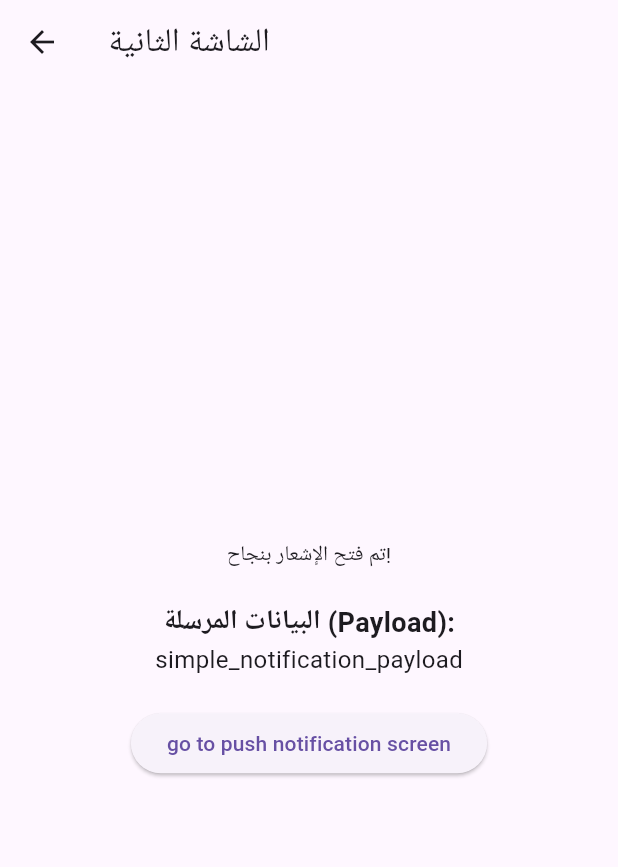
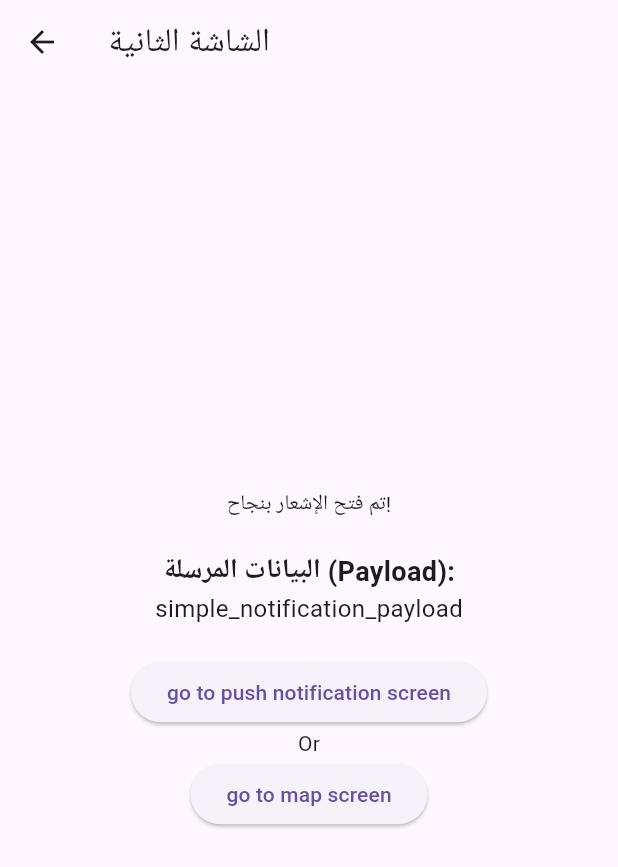
Before and after one commit to azzas7dawy/Movie-App, a Flutter app: the screen it shows after launch, after a tap on "إظهار إشعار فوري", on a phone screen of 412 x 824 dp. Shown: the top 867 px of the screen. Run offline on Flutter 3.47's test engine with Material 3 defaults, Android fonts, the light colour scheme and no system bars; our stand-ins replace bloc, dio, firebase_core, firebase_messaging, flutter_bloc, flutter_local_notifications and 3 more; accounts and stored records are empty; generated files the repository leaves out were written again.

Commit message:
push google maps  done

```diff
--- a/lib/google_maps_screen.dart
+++ b/lib/google_maps_screen.dart
@@ -4,6 +4,7 @@ import 'package:google_maps_flutter/google_maps_flutter.dart';
 
 class MapScreen extends StatefulWidget {
   const MapScreen({super.key});
+  static const routeName = '/map_screen';
 
   @override
   State<MapScreen> createState() => _MapScreenState();
--- a/lib/main.dart
+++ b/lib/main.dart
@@ -75,6 +75,7 @@ class MyApp extends StatelessWidget {
           return SecondScreen(payload: args);
         },
         PushNotificationScreen.routeName: (context) => const PushNotificationScreen(),
+        MapScreen.routeName: (context) => MapScreen()
 
       },
       // (2) تعيين مفتاح الملاحة
--- a/lib/second_screen.dart
+++ b/lib/second_screen.dart
@@ -1,6 +1,8 @@
 // lib/second_screen.dart
 
 import 'package:flutter/material.dart';
+import 'package:maps_and_themeing/cloude_notification.dart';
+import 'package:maps_and_themeing/google_maps_screen.dart';
 
 class SecondScreen extends StatelessWidget {
   final String payload;
@@ -35,6 +37,13 @@ class SecondScreen extends StatelessWidget {
               },
               child: Text('go to push notification screen'),
             ),
+            Text("Or"),
+            ElevatedButton(
+              onPressed: () {
+            Navigator.pushNamed(context, MapScreen.routeName);
+              },
+              child: Text('go to map screen'),
+            ),
           ],
         ),
       ),
```
